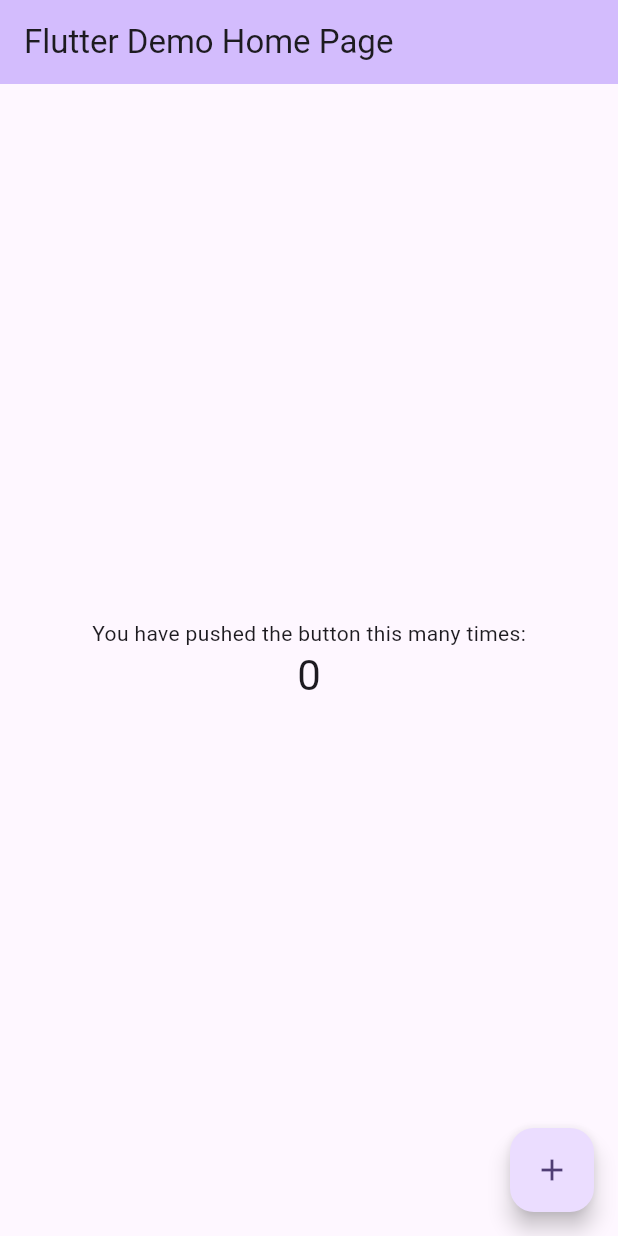
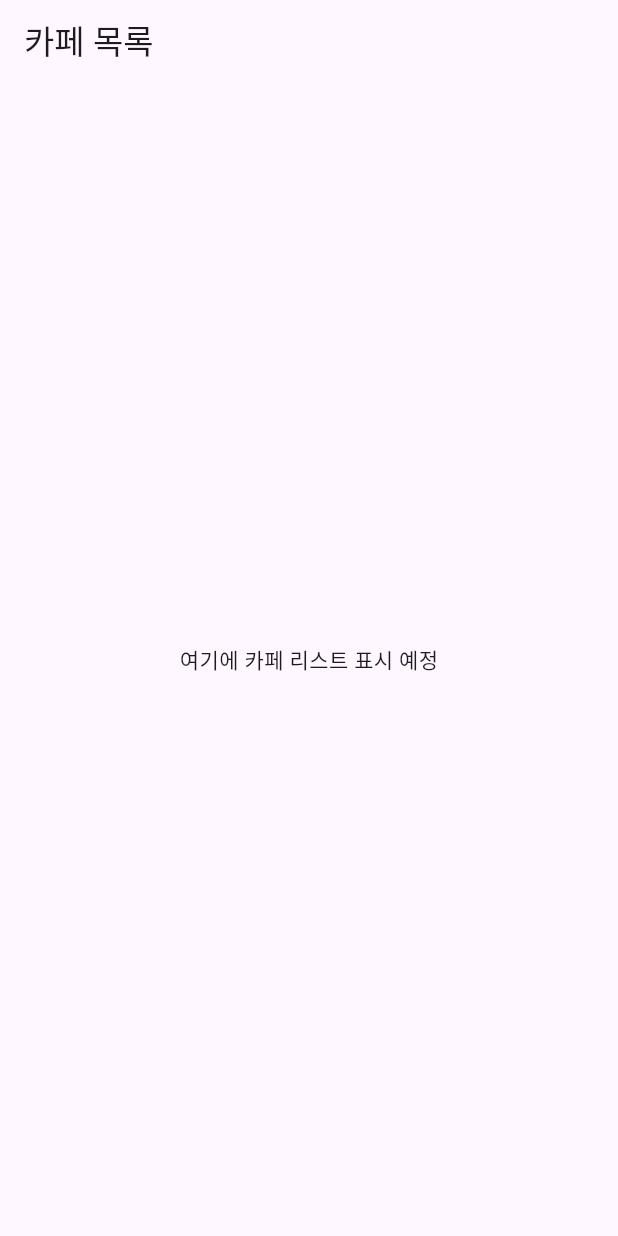
Before and after one commit to seougmun-01/cafefind, a Flutter app: the screen it shows after launch, on a phone screen of 412 x 824 dp. Run offline on Flutter 3.47's test engine with Material 3 defaults, Android fonts, the phone set to English and light mode, and no system bars; our stand-ins replace firebase_core, flutter_riverpod; accounts and stored records are empty.

Commit message:
중간 점검

```diff
--- a/lib/main.dart
+++ b/lib/main.dart
@@ -1,122 +1,28 @@
 import 'package:flutter/material.dart';
+import 'package:flutter_riverpod/flutter_riverpod.dart';
+import 'presentation/pages/splash_page.dart';
+import 'package:firebase_core/firebase_core.dart';
+import 'firebase_options.dart';
 
-void main() {
-  runApp(const MyApp());
+void main() async {
+  WidgetsFlutterBinding.ensureInitialized();
+  await Firebase.initializeApp(
+    options: DefaultFirebaseOptions.currentPlatform,
+  );
+  runApp(const ProviderScope(child: MyApp()));
 }
 
 class MyApp extends StatelessWidget {
   const MyApp({super.key});
 
-  // This widget is the root of your application.
   @override
   Widget build(BuildContext context) {
     return MaterialApp(
-      title: 'Flutter Demo',
+      title: 'Cafe find',
       theme: ThemeData(
-        // This is the theme of your application.
-        //
-        // TRY THIS: Try running your application with "flutter run". You'll see
-        // the application has a purple toolbar. Then, without quitting the app,
-        // try changing the seedColor in the colorScheme below to Colors.green
-        // and then invoke "hot reload" (save your changes or press the "hot
-        // reload" button in a Flutter-supported IDE, or press "r" if you used
-        // the command line to start the app).
-        //
-        // Notice that the counter didn't reset back to zero; the application
-        // state is not lost during the reload. To reset the state, use hot
-        // restart instead.
-        //
-        // This works for code too, not just values: Most code changes can be
-        // tested with just a hot reload.
-        colorScheme: ColorScheme.fromSeed(seedColor: Colors.deepPurple),
+        primarySwatch: Colors.brown,
       ),
-      home: const MyHomePage(title: 'Flutter Demo Home Page'),
+      home: const SplashPage(),
     );
   }
 }
-
-class MyHomePage extends StatefulWidget {
-  const MyHomePage({super.key, required this.title});
-
-  // This widget is the home page of your application. It is stateful, meaning
-  // that it has a State object (defined below) that contains fields that affect
-  // how it looks.
-
-  // This class is the configuration for the state. It holds the values (in this
-  // case the title) provided by the parent (in this case the App widget) and
-  // used by the build method of the State. Fields in a Widget subclass are
-  // always marked "final".
-
-  final String title;
-
-  @override
-  State<MyHomePage> createState() => _MyHomePageState();
-}
-
-class _MyHomePageState extends State<MyHomePage> {
-  int _counter = 0;
-
-  void _incrementCounter() {
-    setState(() {
-      // This call to setState tells the Flutter framework that something has
-      // changed in this State, which causes it to rerun the build method below
-      // so that the display can reflect the updated values. If we changed
-      // _counter without calling setState(), then the build method would not be
-      // called again, and so nothing would appear to happen.
-      _counter++;
-    });
-  }
-
-  @override
-  Widget build(BuildContext context) {
-    // This method is rerun every time setState is called, for instance as done
-    // by the _incrementCounter method above.
-    //
-    // The Flutter framework has been optimized to make rerunning build methods
-    // fast, so that you can just rebuild anything that needs updating rather
-    // than having to individually change instances of widgets.
-    return Scaffold(
-      appBar: AppBar(
-        // TRY THIS: Try changing the color here to a specific color (to
-        // Colors.amber, perhaps?) and trigger a hot reload to see the AppBar
-        // change color while the other colors stay the same.
-        backgroundColor: Theme.of(context).colorScheme.inversePrimary,
-        // Here we take the value from the MyHomePage object that was created by
-        // the App.build method, and use it to set our appbar title.
-        title: Text(widget.title),
-      ),
-      body: Center(
-        // Center is a layout widget. It takes a single child and positions it
-        // in the middle of the parent.
-        child: Column(
-          // Column is also a layout widget. It takes a list of children and
-          // arranges them vertically. By default, it sizes itself to fit its
-          // children horizontally, and tries to be as tall as its parent.
-          //
-          // Column has various properties to control how it sizes itself and
-          // how it positions its children. Here we use mainAxisAlignment to
-          // center the children vertically; the main axis here is the vertical
-          // axis because Columns are vertical (the cross axis would be
-          // horizontal).
-          //
-          // TRY THIS: Invoke "debug painting" (choose the "Toggle Debug Paint"
-          // action in the IDE, or press "p" in the console), to see the
-          // wireframe for each widget.
-          mainAxisAlignment: MainAxisAlignment.center,
-          children: <Widget>[
-            const Text('You have pushed the button this many times:'),
-            Text(
-              '$_counter',
-              style: Theme.of(context).textTheme.headlineMedium,
-            ),
-          ],
-        ),
-      ),
-      floatingActionButton: FloatingActionButton(
-        onPressed: _incrementCounter,
-        tooltip: 'Increment',
-        child: const Icon(Icons.add),
-      ), // This trailing comma makes auto-formatting nicer for build methods.
-    );
-  }
-}
--- /dev/null
+++ b/lib/presentation/pages/guest/guest_home_page.dart
@@ -0,0 +1,17 @@
+import 'package:flutter/material.dart';
+
+class GuestHomePage extends StatelessWidget {
+  const GuestHomePage({super.key});
+
+  @override
+  Widget build(BuildContext context) {
+    return Scaffold(
+      appBar: AppBar(
+        title: const Text('카페 목록'),
+      ),
+      body: const Center(
+        child: Text('여기에 카페 리스트 표시 예정'),
+      ),
+    );
+  }
+}
```
Also changed, not shown: lib/presentation/pages/splash_page.dart (added, +33 -0 lines), pubspec.yaml (+12 -0 lines), firebase.json (added), lib/firebase_options.dart (added), lib/presentation/pages/owner/dashboard_page.dart (added), lib/presentation/pages/owner/login_page.dart (added), lib/presentation/viewmodels/guest_home_viewmodel.dart (added), lib/presentation/viewmodels/owner_login_viewmodel.dart (added), pubspec.lock, 7 other files.
